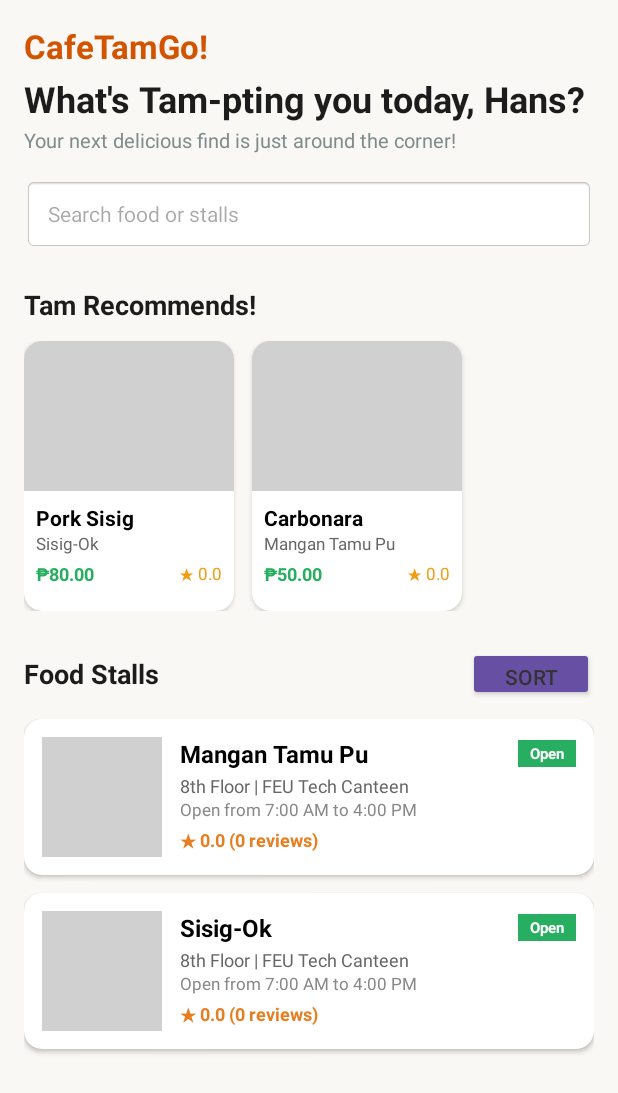
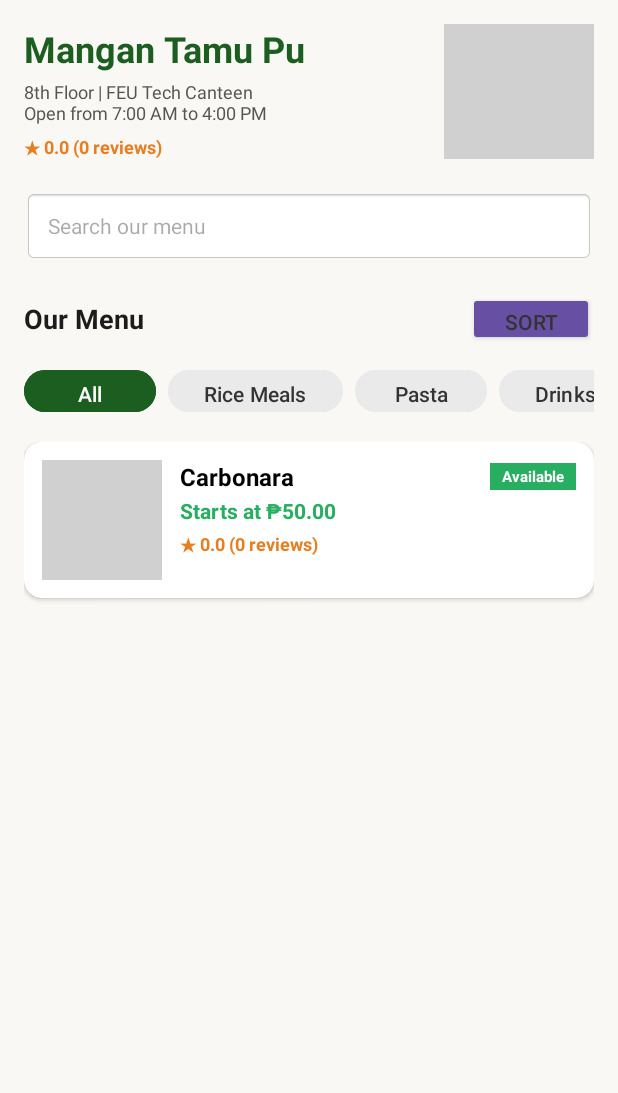
Before and after one commit to BLIZZARD306/CafeTamGo, an Android app: the HomeActivity screen opened directly, with no data from a screen before it, after a tap on "Mangan Tamu Pu", on a phone screen of 412 x 824 dp. Shown: the top 1093 px of the screen. Run offline under Robolectric (Android 15) with nearby library versions, the phone set to English and light mode, and no system bars.

Commit message:
Implementation of Stall and Product Screens(w UI and Essential Functionalities)

```diff
--- a/app/src/main/AndroidManifest.xml
+++ b/app/src/main/AndroidManifest.xml
@@ -14,6 +14,8 @@
 
         <activity android:name=".RegisterActivity"/>
         <activity android:name=".HomeActivity"/>
+        <activity android:name=".StallDetailsActivity"/>
+        <activity android:name=".ProductDetailsActivity" />
 
         <activity
             android:name=".LoginActivity"
--- a/app/src/main/java/com/example/cafetamgo/HomeActivity.java
+++ b/app/src/main/java/com/example/cafetamgo/HomeActivity.java
@@ -42,18 +42,18 @@ public class HomeActivity extends AppCompatActivity {
         // 1. Load Stalls
         List<Stall> stallList = dbHelper.getAllStalls();
         StallAdapter stallAdapter = new StallAdapter(stallList, stall -> {
-            /*Intent intent = new Intent(HomeActivity.this, StallDetailsActivity.class);
+            Intent intent = new Intent(HomeActivity.this, StallDetailsActivity.class);
             intent.putExtra("STALL_ID", stall.getStallId());
-            startActivity(intent);*/
+            startActivity(intent);
         });
         rvStalls.setAdapter(stallAdapter);
 
         // 2. Load Recommendations (Menu Items)
         List<MenuItem> menuList = dbHelper.getAllMenuItems();
         RecommendationAdapter recommendationAdapter = new RecommendationAdapter(menuList, item -> {
-            /*Intent intent = new Intent(HomeActivity.this, ProductDetailsActivity.class);
+            Intent intent = new Intent(HomeActivity.this, ProductDetailsActivity.class);
             intent.putExtra("MENU_ITEM_ID", item.getMenuItemId());
-            startActivity(intent);*/
+            startActivity(intent);
         });
         rvRecommendations.setAdapter(recommendationAdapter);
     }
--- /dev/null
+++ b/app/src/main/java/com/example/cafetamgo/StallDetailsActivity.java
@@ -0,0 +1,67 @@
+package com.example.cafetamgo;
+
+import android.content.Intent;
+import android.os.Bundle;
+import android.widget.TextView;
+
+import androidx.appcompat.app.AppCompatActivity;
+import androidx.recyclerview.widget.LinearLayoutManager;
+import androidx.recyclerview.widget.RecyclerView;
+
+import java.util.ArrayList;
+import java.util.List;
+
+public class StallDetailsActivity extends AppCompatActivity {
+
+    private TextView tvStallTitle, tvStallLocationInfo, tvStallRatingSummary;
+    private RecyclerView rvStallMenu;
+    private DatabaseHelper dbHelper;
+    private int stallId;
+
+    @Override
+    protected void onCreate(Bundle savedInstanceState) {
+        super.onCreate(savedInstanceState);
+        setContentView(R.layout.activity_stall_details);
+
+        dbHelper = new DatabaseHelper(this);
+        tvStallTitle = findViewById(R.id.tvStallTitle);
+        tvStallLocationInfo = findViewById(R.id.tvStallLocationInfo);
+        tvStallRatingSummary = findViewById(R.id.tvStallRatingSummary);
+        rvStallMenu = findViewById(R.id.rvStallMenu);
+
+        rvStallMenu.setLayoutManager(new LinearLayoutManager(this));
+
+        stallId = getIntent().getIntExtra("STALL_ID", -1);
+
+        loadStallData();
+    }
+
+    private void loadStallData() {
+        // Load Stall Header Info
+        List<Stall> allStalls = dbHelper.getAllStalls();
+        for (Stall s : allStalls) {
+            if (s.getStallId() == stallId) {
+                tvStallTitle.setText(s.getStallName());
+                tvStallLocationInfo.setText(s.getLocation() + "\nOpen from " + s.getOpeningTime() + " to " + s.getClosingTime());
+                tvStallRatingSummary.setText("★ " + String.format("%.1f", s.getAverageRating()) + " (" + s.getReviewCount() + " reviews)");
+                break;
+            }
+        }
+
+        // Load Menu Items for this Stall
+        List<MenuItem> allMenuItems = dbHelper.getAllMenuItems();
+        List<MenuItem> stallMenu = new ArrayList<>();
+        for (MenuItem item : allMenuItems) {
+            if (item.getStallId() == stallId) {
+                stallMenu.add(item);
+            }
+        }
+
+        StallMenuAdapter menuAdapter = new StallMenuAdapter(stallMenu, item -> {
+            Intent intent = new Intent(StallDetailsActivity.this, ProductDetailsActivity.class);
+            intent.putExtra("MENU_ITEM_ID", item.getMenuItemId());
+            startActivity(intent);
+        });
+        rvStallMenu.setAdapter(menuAdapter);
+    }
+}
--- /dev/null
+++ b/app/src/main/java/com/example/cafetamgo/StallMenuAdapter.java
@@ -0,0 +1,71 @@
+package com.example.cafetamgo;
+
+import android.graphics.Color;
+import android.view.LayoutInflater;
+import android.view.View;
+import android.view.ViewGroup;
+import android.widget.TextView;
+
+import androidx.annotation.NonNull;
+import androidx.recyclerview.widget.RecyclerView;
+
+import java.util.List;
+
+public class StallMenuAdapter extends RecyclerView.Adapter<StallMenuAdapter.MenuViewHolder> {
+
+    private List<MenuItem> menuList;
+    private OnMenuItemClickListener listener;
+
+    public interface OnMenuItemClickListener {
+        void onMenuItemClick(MenuItem item);
+    }
+
+    public StallMenuAdapter(List<MenuItem> menuList, OnMenuItemClickListener listener) {
+        this.menuList = menuList;
+        this.listener = listener;
+    }
+
+    @NonNull
+    @Override
+    public MenuViewHolder onCreateViewHolder(@NonNull ViewGroup parent, int viewType) {
+        View view = LayoutInflater.from(parent.getContext()).inflate(R.layout.item_menu, parent, false);
+        return new MenuViewHolder(view);
+    }
+
+    @Override
+    public void onBindViewHolder(@NonNull MenuViewHolder holder, int position) {
+        MenuItem item = menuList.get(position);
+        holder.tvFoodName.setText(item.getFoodName());
+
+        double priceInPesos = item.getPrice() / 100.0;
+        holder.tvFoodPrice.setText(String.format("Starts at ₱%.2f", priceInPesos));
+        holder.tvFoodRating.setText("★ " + String.format("%.1f", item.getAverageRating()) + " (" + item.getReviewCount() + " reviews)");
+
+        if (item.getIsAvailable() == 1) {
+            holder.tvAvailabilityBadge.setText("Available");
+            holder.tvAvailabilityBadge.setBackgroundColor(Color.parseColor("#27AE60"));
+        } else {
+            holder.tvAvailabilityBadge.setText("Unavailable");
+            holder.tvAvailabilityBadge.setBackgroundColor(Color.parseColor("#7F8C8D"));
+        }
+
+        holder.itemView.setOnClickListener(v -> listener.onMenuItemClick(item));
+    }
+
+    @Override
+    public int getItemCount() {
+        return menuList.size();
+    }
+
+    public static class MenuViewHolder extends RecyclerView.ViewHolder {
+        TextView tvFoodName, tvFoodPrice, tvFoodRating, tvAvailabilityBadge;
+
+        public MenuViewHolder(@NonNull View itemView) {
+            super(itemView);
+            tvFoodName = itemView.findViewById(R.id.tvFoodName);
+            tvFoodPrice = itemView.findViewById(R.id.tvFoodPrice);
+            tvFoodRating = itemView.findViewById(R.id.tvFoodRating);
+            tvAvailabilityBadge = itemView.findViewById(R.id.tvAvailabilityBadge);
+        }
+    }
+}
--- /dev/null
+++ b/app/src/main/res/layout/activity_stall_details.xml
@@ -0,0 +1,159 @@
+<?xml version="1.0" encoding="utf-8"?>
+<androidx.core.widget.NestedScrollView
+    xmlns:android="http://schemas.android.com/apk/res/android"
+    android:layout_width="match_parent"
+    android:layout_height="match_parent"
+    android:background="#FAF8F5"
+    android:padding="16dp">
+
+    <LinearLayout
+        android:layout_width="match_parent"
+        android:layout_height="wrap_content"
+        android:orientation="vertical">
+
+        <!-- Top Header Info -->
+        <LinearLayout
+            android:layout_width="match_parent"
+            android:layout_height="wrap_content"
+            android:orientation="horizontal">
+
+            <LinearLayout
+                android:layout_width="0dp"
+                android:layout_height="wrap_content"
+                android:layout_weight="1"
+                android:orientation="vertical">
+
+                <TextView
+                    android:id="@+id/tvStallTitle"
+                    android:layout_width="wrap_content"
+                    android:layout_height="wrap_content"
+                    android:text="Mangan Tamu Pu"
+                    android:textColor="#1B5E20"
+                    android:textSize="24sp"
+                    android:textStyle="bold" />
+
+                <TextView
+                    android:id="@+id/tvStallLocationInfo"
+                    android:layout_width="wrap_content"
+                    android:layout_height="wrap_content"
+                    android:layout_marginTop="4dp"
+                    android:text="8th Floor | FEU Tech Canteen\nOpen from 7:00 AM to 4:00 PM"
+                    android:textColor="#555555"
+                    android:textSize="12sp" />
+
+                <TextView
+                    android:id="@+id/tvStallRatingSummary"
+                    android:layout_width="wrap_content"
+                    android:layout_height="wrap_content"
+                    android:layout_marginTop="6dp"
+                    android:text="★ 4.6 (40 reviews)"
+                    android:textColor="#E67E22"
+                    android:textSize="12sp"
+                    android:textStyle="bold" />
+            </LinearLayout>
+
+            <!-- Banner Image Box Placeholder -->
+            <ImageView
+                android:layout_width="100dp"
+                android:layout_height="90dp"
+                android:background="#D0D0D0"
+                android:scaleType="centerCrop" />
+        </LinearLayout>
+
+        <!-- Search Bar -->
+        <EditText
+            android:id="@+id/etSearchMenu"
+            android:layout_width="match_parent"
+            android:layout_height="48dp"
+            android:layout_marginTop="20dp"
+            android:background="@android:drawable/editbox_background_normal"
+            android:hint="Search our menu"
+            android:paddingHorizontal="16dp"
+            android:textSize="14sp" />
+
+        <!-- "Our Menu" Header & Controls -->
+        <LinearLayout
+            android:layout_width="match_parent"
+            android:layout_height="wrap_content"
+            android:layout_marginTop="20dp"
+            android:gravity="center_vertical"
+            android:orientation="horizontal">
+
+            <TextView
+                android:layout_width="0dp"
+                android:layout_height="wrap_content"
+                android:layout_weight="1"
+                android:text="Our Menu"
+                android:textColor="#1C1C1C"
+                android:textSize="18sp"
+                android:textStyle="bold" />
+
+            <Button
+                android:id="@+id/btnSortMenu"
+                style="?android:attr/buttonStyleSmall"
+                android:layout_width="wrap_content"
+                android:layout_height="36dp"
+                android:backgroundTint="#EAEAEA"
+                android:text="Sort"
+                android:textColor="#333333" />
+        </LinearLayout>
+
+        <!-- Category Horizontal Scroll Chips -->
+        <HorizontalScrollView
+            android:layout_width="match_parent"
+            android:layout_height="wrap_content"
+            android:layout_marginTop="12dp"
+            android:scrollbars="none">
+
+            <LinearLayout
+                android:layout_width="wrap_content"
+                android:layout_height="wrap_content"
+                android:orientation="horizontal">
+
+                <Button
+                    android:id="@+id/chipAll"
+                    android:layout_width="wrap_content"
+                    android:layout_height="36dp"
+                    android:layout_marginEnd="8dp"
+                    android:backgroundTint="#1B5E20"
+                    android:text="All"
+                    android:textColor="#FFFFFF" />
+
+                <Button
+                    android:id="@+id/chipRiceMeals"
+                    android:layout_width="wrap_content"
+                    android:layout_height="36dp"
+                    android:layout_marginEnd="8dp"
+                    android:backgroundTint="#EAEAEA"
+                    android:text="Rice Meals"
+                    android:textColor="#333333" />
+
+                <Button
+                    android:id="@+id/chipPasta"
+                    android:layout_width="wrap_content"
+                    android:layout_height="36dp"
+                    android:layout_marginEnd="8dp"
+                    android:backgroundTint="#EAEAEA"
+                    android:text="Pasta"
+                    android:textColor="#333333" />
+
+                <Button
+                    android:id="@+id/chipDrinks"
+                    android:layout_width="wrap_content"
+                    android:layout_height="36dp"
+                    android:backgroundTint="#EAEAEA"
+                    android:text="Drinks"
+                    android:textColor="#333333" />
+            </LinearLayout>
+        </HorizontalScrollView>
+
+        <!-- Menu Items RecyclerView -->
+        <androidx.recyclerview.widget.RecyclerView
+            android:id="@+id/rvStallMenu"
+            android:layout_width="match_parent"
+            android:layout_height="wrap_content"
+            android:layout_marginTop="16dp"
+            android:nestedScrollingEnabled="false" />
+
+    </LinearLayout>
+</androidx.core.widget.NestedScrollView>
--- /dev/null
+++ b/app/src/main/res/layout/item_menu.xml
@@ -0,0 +1,82 @@
+<?xml version="1.0" encoding="utf-8"?>
+<androidx.cardview.widget.CardView
+    xmlns:android="http://schemas.android.com/apk/res/android"
+    xmlns:app="http://schemas.android.com/apk/res-auto"
+    android:layout_width="match_parent"
+    android:layout_height="wrap_content"
+    android:layout_marginBottom="12dp"
+    app:cardCornerRadius="12dp"
+    app:cardElevation="2dp">
+
+    <LinearLayout
+        android:layout_width="match_parent"
+        android:layout_height="wrap_content"
+        android:orientation="horizontal"
+        android:padding="12dp">
+
+        <!-- Food Item Image -->
+        <ImageView
+            android:id="@+id/ivFoodImage"
+            android:layout_width="80dp"
+            android:layout_height="80dp"
+            android:background="#D0D0D0"
+            android:scaleType="centerCrop" />
+
+        <LinearLayout
+            android:layout_width="0dp"
+            android:layout_height="wrap_content"
+            android:layout_marginStart="12dp"
+            android:layout_weight="1"
+            android:orientation="vertical">
+
+            <LinearLayout
+                android:layout_width="match_parent"
+                android:layout_height="wrap_content"
+                android:gravity="center_vertical">
+
+                <TextView
+                    android:id="@+id/tvFoodName"
+                    android:layout_width="0dp"
+                    android:layout_height="wrap_content"
+                    android:layout_weight="1"
+                    android:text="Crispy Pork Sisig"
+                    android:textColor="#000000"
+                    android:textSize="16sp"
+                    android:textStyle="bold" />
+
+                <!-- Availability Badge -->
+                <TextView
+                    android:id="@+id/tvAvailabilityBadge"
+                    android:layout_width="wrap_content"
+                    android:layout_height="wrap_content"
+                    android:background="#27AE60"
+                    android:paddingHorizontal="8dp"
+                    android:paddingVertical="2dp"
+                    android:text="Available"
+                    android:textColor="#FFFFFF"
+                    android:textSize="10sp"
+                    android:textStyle="bold" />
+            </LinearLayout>
+
+            <TextView
+                android:id="@+id/tvFoodPrice"
+                android:layout_width="match_parent"
+                android:layout_height="wrap_content"
+                android:layout_marginTop="2dp"
+                android:text="Starts at ₱80.00"
+                android:textColor="#27AE60"
+                android:textSize="14sp"
+                android:textStyle="bold" />
+
+            <TextView
+                android:id="@+id/tvFoodRating"
+                android:layout_width="match_parent"
+                android:layout_height="wrap_content"
+                android:layout_marginTop="4dp"
+                android:text="★ 4.6 (43 reviews)"
+                android:textColor="#E67E22"
+                android:textSize="12sp"
+                android:textStyle="bold" />
+        </LinearLayout>
+    </LinearLayout>
+</androidx.cardview.widget.CardView>
```
Also changed, not shown: app/src/main/java/com/example/cafetamgo/DatabaseHelper.java (+42 -2 lines), app/src/main/java/com/example/cafetamgo/ProductDetailsActivity.java (added, +109 -0 lines), app/src/main/res/layout/activity_product_details.xml (added, +162 -0 lines).
